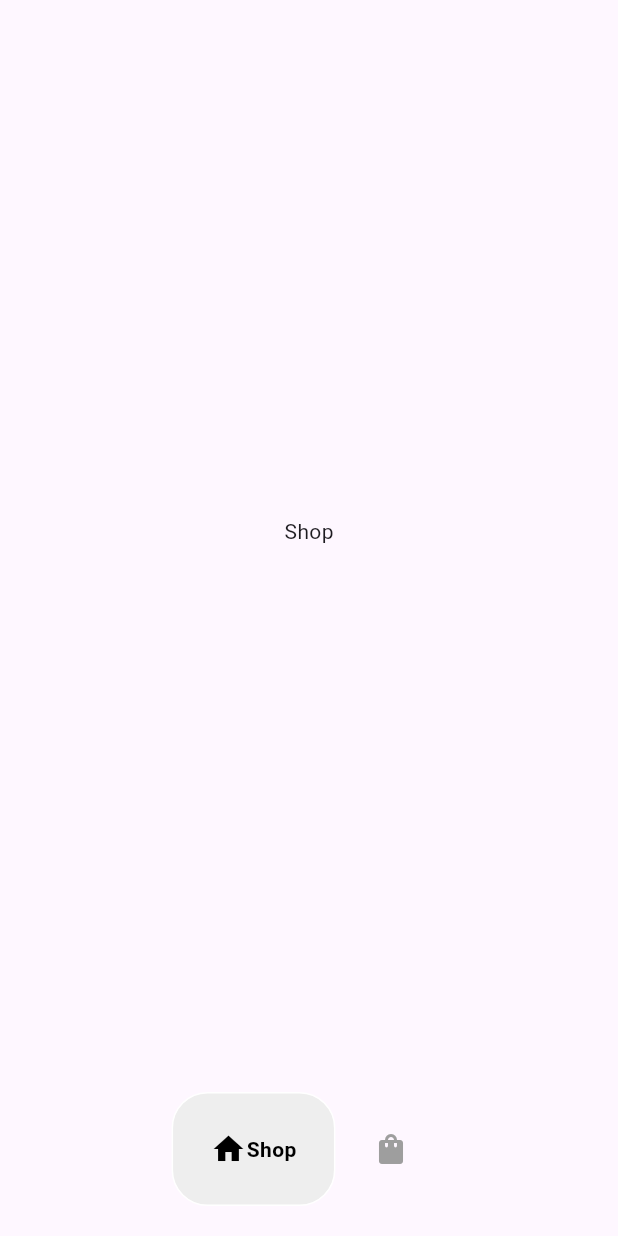
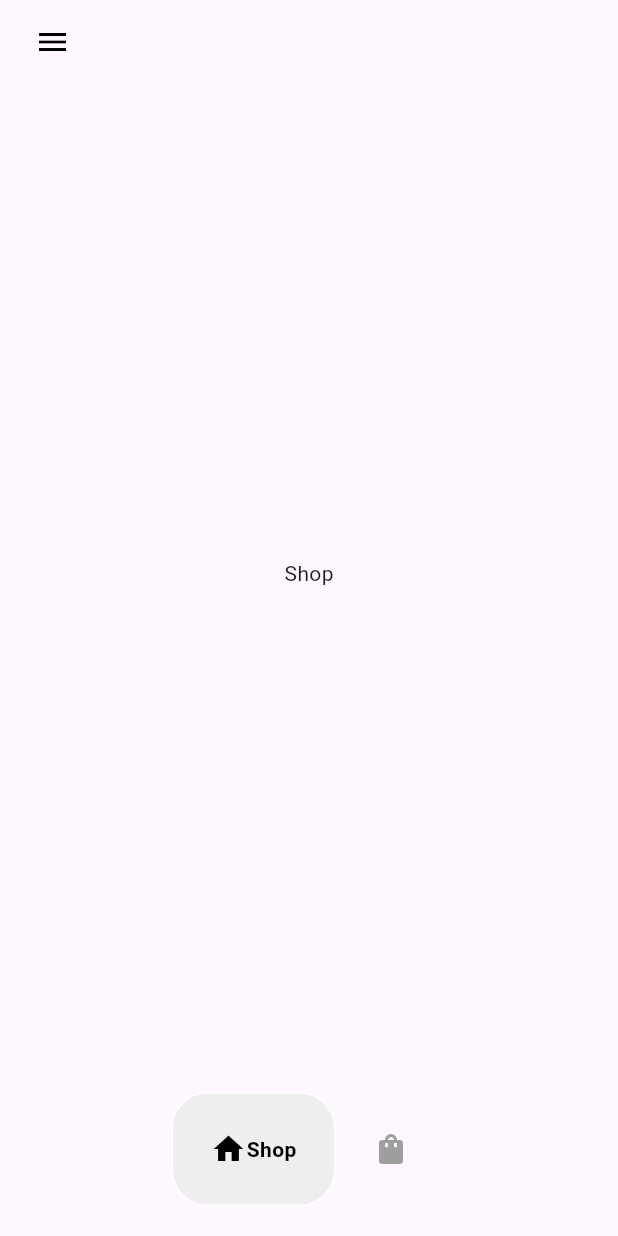
Before and after one commit to prabhsuratsingh/sneaker-app, a Flutter app: the HomePage screen opened directly, on a phone screen of 412 x 824 dp. Run offline on Flutter 3.47's test engine with Material 3 defaults, Android fonts, the phone set to English and light mode, and no system bars; drawn by our look-alikes of google_nav_bar.

Commit message:
Creates App Bar and Drawer

```diff
--- a/lib/pages/home_page.dart
+++ b/lib/pages/home_page.dart
@@ -12,7 +12,6 @@ class HomePage extends StatefulWidget {
 }
 
 class _HomePageState extends State<HomePage> {
-
   //this selected index to track the bottom nav bar
   int _selectedIndex = 0;
 
@@ -25,7 +24,7 @@ class _HomePageState extends State<HomePage> {
   }
 
   //pages to display
-  final List <Widget> _pages = [
+  final List<Widget> _pages = [
     //shop page
     const ShopPage(),
 
@@ -37,7 +36,79 @@ class _HomePageState extends State<HomePage> {
   Widget build(BuildContext context) {
     return Scaffold(
       bottomNavigationBar: MyBottomNavBar(
-        onTabChange:(index) => navigateBottomBar(index),
+        onTabChange: (index) => navigateBottomBar(index),
+      ),
+      appBar: AppBar(
+        backgroundColor: Colors.transparent,
+        elevation: 0,
+        leading: Builder(
+          builder: (context) => IconButton(
+            icon: const Padding(
+              padding: EdgeInsets.only(left: 14),
+              child: Icon(
+                Icons.menu,
+                color: Colors.black,
+              ),
+            ),
+            onPressed: () {
+              Scaffold.of(context).openDrawer();
+            },
+          ),
+        ),
+      ),
+      drawer: Drawer(
+        backgroundColor: Colors.grey[500],
+        child: Column(
+          mainAxisAlignment: MainAxisAlignment.spaceBetween,
+          children: [
+            Column(
+              children: [
+                //logo
+                DrawerHeader(
+                    child: Image.asset('lib/images/logo_transparent.png')),
+
+                const Padding(
+                  padding: EdgeInsets.symmetric(horizontal: 25.0),
+                  child: Divider(
+                    color: Colors.black,
+                  ),
+                ),
+
+                //other pages
+                const Padding(
+                  padding: EdgeInsets.only(left: 25),
+                  child: ListTile(
+                    leading: Icon(Icons.home),
+                    title: Text(
+                      'Home',
+                      style: TextStyle(color: Colors.white),
+                    ),
+                  ),
+                ),
+                const Padding(
+                  padding: EdgeInsets.only(left: 25),
+                  child: ListTile(
+                    leading: Icon(Icons.info),
+                    title: Text(
+                      'About',
+                      style: TextStyle(color: Colors.white),
+                    ),
+                  ),
+                ),
+              ],
+            ),
+            const Padding(
+              padding: EdgeInsets.only(left: 25, bottom: 25),
+              child: ListTile(
+                leading: Icon(Icons.logout),
+                title: Text(
+                  'Logout',
+                  style: TextStyle(color: Colors.white),
+                ),
+              ),
+            )
+          ],
+        ),
       ),
       body: _pages[_selectedIndex],
     );
```
